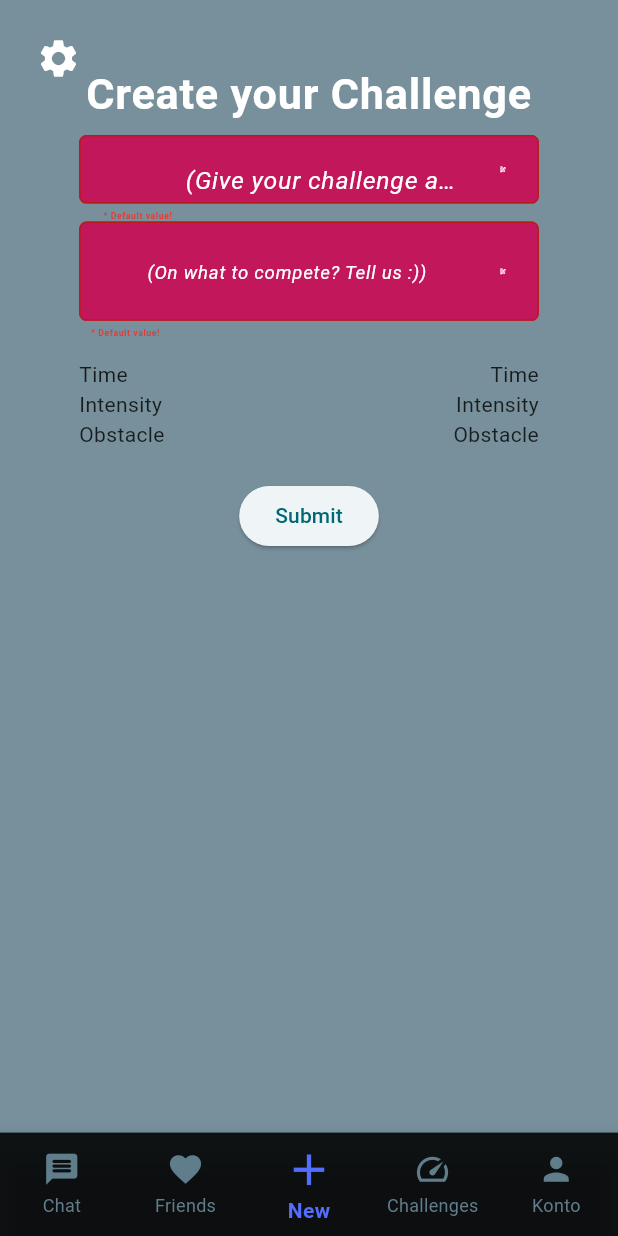
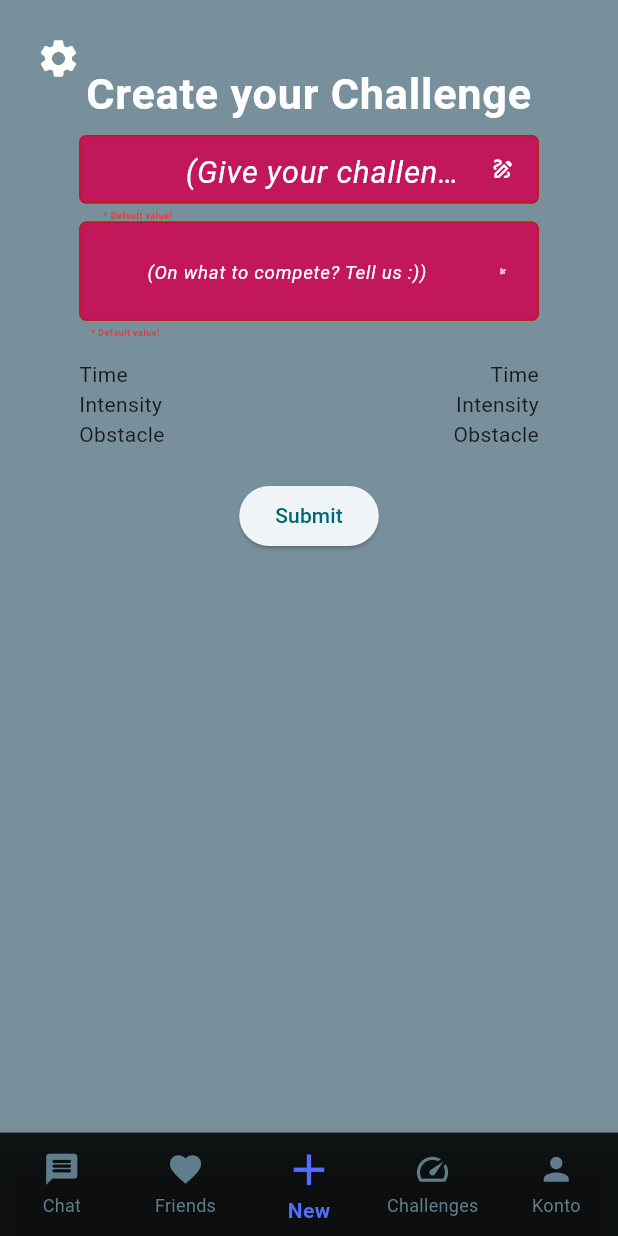
Before and after one commit to DankoRother/Prog-JoWi-DaRo, a Flutter app: the screen it shows after launch, item 3 of the bottom bar chosen, on a phone screen of 412 x 824 dp. Run offline on Flutter 3.47's test engine with Material 3 defaults, Android fonts, the phone set to English and light mode, and no system bars.

Commit message:
Update main.dart

```diff
--- a/lib/main.dart
+++ b/lib/main.dart
@@ -270,6 +270,7 @@ class _CreateChallengeState extends State<CreateChallenge> {
                     height: screenHeight * 0.07,
                     alignment: Alignment.topCenter,
                     child: TextFormField(
+                      textAlignVertical: TextAlignVertical.center,
                       style: standardText.copyWith(
                           color: Colors.black,
                           fontSize: screenHeight * 0.035
@@ -283,19 +284,20 @@ class _CreateChallengeState extends State<CreateChallenge> {
                         suffixIcon: Icon(
                             Icons.draw_outlined,
                             color: Colors.white,
-                            size: screenWidth * 0.012
+                            size: screenHeight * 0.02
                         ),
                         hintText: '(Give your challenge a fancy name)',
                         hintStyle: standardText.copyWith(
                           color: Colors.white,
                           fontStyle: FontStyle.italic,
-                          fontSize: screenHeight * 0.02,
+                          fontSize: screenHeight * 0.025,
                         ),
                         errorText: '* Default value!',
                         errorStyle: TextStyle(
                           color: Colors.red[600],
                           fontSize: screenHeight * 0.007,
                           fontWeight: FontWeight.bold,
+
                         ),
                         border: OutlineInputBorder(
                             borderRadius: BorderRadius.circular(screenWidth * 0.012),
```
